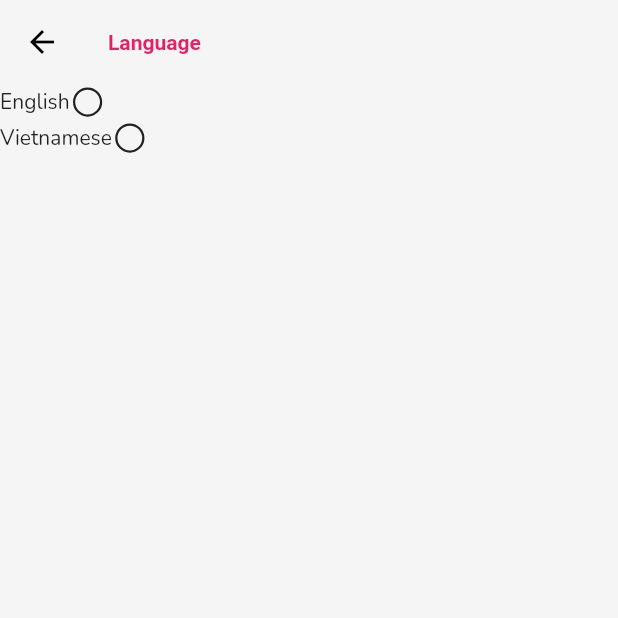
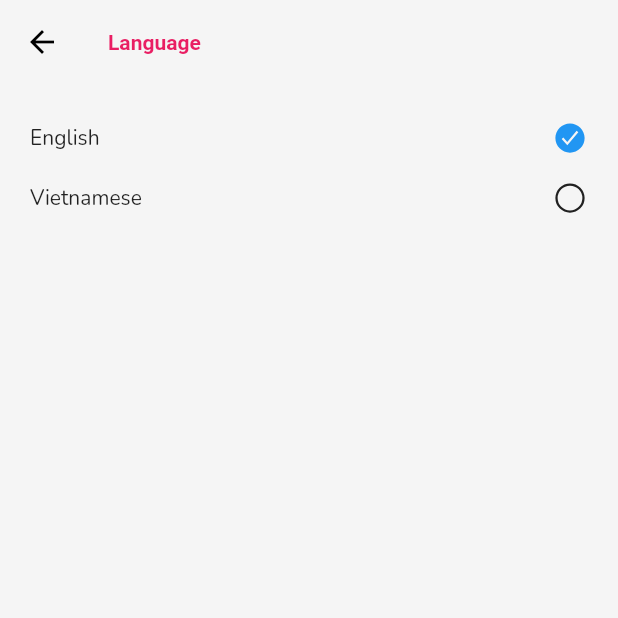
Before and after one commit to anhhieu21/friendzone, a Flutter app: the ChangeLanguageScreen screen opened directly, on a phone screen of 412 x 824 dp, the top half of it. Run offline on Flutter 3.47's test engine with Material 2 defaults, Android fonts, the light colour scheme and no system bars; our stand-ins replace cached_network_image, cloud_firestore, dropdown_button2, equatable, firebase_auth, firebase_core and 12 more; accounts and stored records are empty; generated files the repository leaves out were written again.

Commit message:
add l10n, change language [ en, vi ]

```diff
--- /dev/null
+++ b/l10n.yaml
@@ -0,0 +1,3 @@
+arb-dir: lib/common/l10n
+template-arb-file: app_en.arb
+output-localization-file: app_localizations.dart
--- a/lib/common/constants/constants.dart
+++ b/lib/common/constants/constants.dart
@@ -23,3 +23,4 @@ const loginSuccessMsg = 'Đăng nhập thành công';
 
 // key local-storage
 const kTheme = 'theme';
+const kLanguageCode = 'languageCode';
--- a/lib/presentation/routes/path.dart
+++ b/lib/presentation/routes/path.dart
@@ -5,6 +5,7 @@ class RoutePath {
   static const String updateProfile = 'updateProfile';
   static const String settings = 'settings';
   static const String changeTheme = 'changeTheme';
+  static const String changeLanguage = 'changeLanguage';
   static const String postDetail = 'postDetail';
   static const String profileDetail = 'profileDetail';
   static const String conversentation = 'conversentation';
--- a/lib/presentation/themes/color.dart
+++ b/lib/presentation/themes/color.dart
@@ -1,5 +1,6 @@
 import 'package:flutter/material.dart';
 
+const colorPrimary = Color.fromARGB(255, 200, 34, 175);
 const colorPinkButton = Colors.pink;
 const colorWhite = Colors.white;
 const colorGrey = Colors.grey;
--- a/lib/presentation/utils/formatter.dart
+++ b/lib/presentation/utils/formatter.dart
@@ -3,6 +3,7 @@ import 'package:intl/intl.dart';
 import 'package:timeago/timeago.dart' as timeago;
 
 class Formatter {
+  static String locale = 'en_US';
   static String timeAgo(String dateTime) {
     final date = DateTime.tryParse(dateTime)!;
     return timeago.format(date);
--- a/lib/presentation/views/home/widgets/app_bar_home.dart
+++ b/lib/presentation/views/home/widgets/app_bar_home.dart
@@ -10,6 +10,7 @@ import 'package:friendzone/presentation/routes/path.dart';
 import 'package:friendzone/presentation/shared.dart';
 import 'package:friendzone/presentation/utils/formatter.dart';
 import 'package:friendzone/state/profile/myaccount/my_account_cubit.dart';
+import 'package:friendzone/state/settings/language/language_cubit.dart';
 import 'package:go_router/go_router.dart';
 import 'package:ionicons/ionicons.dart';
 
@@ -51,7 +52,7 @@ class AppBarHome extends StatelessWidget {
                 decoration: BoxDecoration(
                     borderRadius: BorderRadius.circular(16.0),
                     color: colorWhite),
-                child: const Text('Today,how do you feel ?'),
+                child: Text(text.welcome),
               ),
             ),
           ),
--- a/lib/presentation/views/profile/widgets/my_sliver_presitent_header.dart
+++ b/lib/presentation/views/profile/widgets/my_sliver_presitent_header.dart
@@ -1,5 +1,4 @@
 import 'package:flutter/material.dart';
-import 'package:friendzone/data/models/menu.dart';
 import 'package:friendzone/presentation/themes/color.dart';
 
 class MySliverPersitentHeader extends SliverPersistentHeaderDelegate {
@@ -10,6 +9,11 @@ class MySliverPersitentHeader extends SliverPersistentHeaderDelegate {
       {required this.tabController,
       required this.maxSize,
       required this.minSize});
+  final profileTabBar = [
+    'Tất cả bài viết',
+    'Chỉ mình tôi',
+    'Lưu trữ',
+  ];
   @override
   Widget build(
       BuildContext context, double shrinkOffset, bool overlapsContent) {
--- a/lib/presentation/views/settings/change_language_screen.dart
+++ b/lib/presentation/views/settings/change_language_screen.dart
@@ -1,27 +1,49 @@
 import 'package:flutter/material.dart';
+import 'package:flutter_bloc/flutter_bloc.dart';
+import 'package:friendzone/presentation/shared.dart';
+import 'package:friendzone/presentation/themes/color.dart';
+import 'package:friendzone/state/settings/language/language_cubit.dart';
 import 'package:ionicons/ionicons.dart';
 
 class ChangeLanguageScreen extends StatelessWidget {
   ChangeLanguageScreen({super.key});
   final langs = [
-    {"code": "en", "name": "English"},
-    {"code": "vi", "name": "Vietnamese"},
+    {"code": "en", "name": text.english},
+    {"code": "vi", "name": text.vietnamese},
   ];
+  _setLanguage(BuildContext _, String code) {
+    _.read<LanguageCubit>().changeLanguage(code);
+  }
+
   @override
   Widget build(BuildContext context) {
     return Scaffold(
       appBar: AppBar(
-        title: const Text('Language'),
+        title: Text(text.language),
       ),
-      body: Column(
-        children: langs
-            .map((e) => Row(
-                  children: [
-                    Text(e['name'].toString()),
-                    const Icon(Ionicons.ellipse_outline)
-                  ],
-                ))
-            .toList(),
+      body: Padding(
+        padding: const EdgeInsets.all(16.0),
+        child: Column(
+          children: langs
+              .map((e) => OnTapEffect(
+                    onTap: () => _setLanguage(context, e['code'].toString()),
+                    radius: 12.0,
+                    child: Padding(
+                      padding: const EdgeInsets.symmetric(
+                          vertical: 8.0, horizontal: 4.0),
+                      child: Row(
+                        children: [
+                          Expanded(child: Text(e['name'].toString())),
+                          text.localeName == e['code']
+                              ? const Icon(Ionicons.checkmark_circle_sharp,
+                                  color: colorBlue)
+                              : const Icon(Ionicons.ellipse_outline)
+                        ],
+                      ),
+                    ),
+                  ))
+              .toList(),
+        ),
       ),
     );
   }
--- a/lib/presentation/views/settings/widgets/list_setting.dart
+++ b/lib/presentation/views/settings/widgets/list_setting.dart
@@ -40,6 +40,7 @@ class ItemSetting extends StatelessWidget {
       case Settings.navigationbar:
         return;
       case Settings.language:
+        context.pushNamed(Formatter.nameRoute(RoutePath.changeLanguage));
         return;
       case Settings.media:
         return;
--- /dev/null
+++ b/lib/state/settings/language/language_state.dart
@@ -0,0 +1,18 @@
+part of 'language_cubit.dart';
+
+class LanguageState extends Equatable {
+  const LanguageState();
+
+  @override
+  List<Object> get props => [];
+}
+
+class LanguageInitial extends LanguageState {}
+
+class ChangeLanguage extends LanguageState {
+  final Locale locale;
+
+  const ChangeLanguage({required this.locale});
+  @override
+  List<Object> get props => [locale];
+}
--- a/pubspec.yaml
+++ b/pubspec.yaml
@@ -55,7 +55,7 @@ dependencies:
   image_picker: ^1.0.2
   permission_handler: ^10.0.2
   cached_network_image: ^3.2.2
-  intl: ^0.18.0
+  intl: any
   dropdown_button2: ^2.1.0
   path: ^1.8.2
   index_generator: ^3.4.0
@@ -82,7 +82,7 @@ dev_dependencies:
 
 # The following section is specific to Flutter packages.
 flutter:
-
+  generate: true
   # The following line ensures that the Material Icons font is
   # included with your application, so that you can use the icons in
   # the material Icons class.
```
Also changed, not shown: lib/common/l10n/app_en.arb (added, +13 -0 lines), lib/common/l10n/app_vi.arb (added, +13 -0 lines), lib/data/models/menu.dart (+0 -14 lines), lib/presentation/app.dart (+29 -8 lines), lib/presentation/views/main_screen.dart (+10 -0 lines), lib/presentation/views/profile/widgets/body_header_profile.dart (+13 -15 lines), lib/presentation/views/profile/widgets/menu_more.dart (+10 -11 lines), lib/state/settings/language/language_cubit.dart (added, +39 -0 lines).
